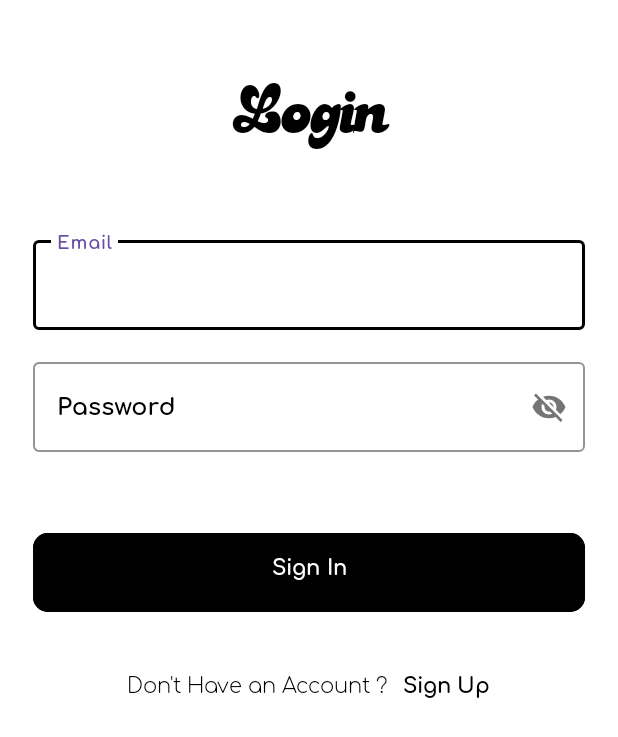
After one commit to indeevarat/MADFinalProject, an Android app: the layout activity_login.xml on its own in the app's theme, with its tools: preview values and no code run, on a phone screen of 412 x 824 dp. The commit adds this screen. Shown: the top 737 px of the screen. Run offline under Robolectric (Android 15) with nearby library versions, the light colour scheme and no system bars.

Commit message:
Pushed Signup and Login Page

```diff
--- /dev/null
+++ b/Pacefinity/app/src/main/res/layout/activity_login.xml
@@ -0,0 +1,128 @@
+<?xml version="1.0" encoding="utf-8"?>
+<androidx.constraintlayout.widget.ConstraintLayout xmlns:android="http://schemas.android.com/apk/res/android"
+    xmlns:app="http://schemas.android.com/apk/res-auto"
+    xmlns:tools="http://schemas.android.com/tools"
+    android:layout_width="match_parent"
+    android:layout_height="match_parent"
+    android:background="@color/white"
+    android:scrollbars="none"
+    tools:context=".LoginActivity">
+
+    <LinearLayout
+        android:layout_width="match_parent"
+        android:layout_height="match_parent"
+        android:layout_marginStart="22dp"
+        android:layout_marginEnd="22dp"
+        android:orientation="vertical">
+
+
+
+        <TextView
+            android:layout_width="match_parent"
+            android:layout_height="wrap_content"
+            android:layout_marginTop="40dp"
+            android:fontFamily="@font/gvtime"
+            android:text="Login"
+            android:textAlignment="center"
+            android:textColor="@color/black"
+            android:textSize="50sp" />
+
+
+        <com.google.android.material.textfield.TextInputLayout
+            style="@style/Widget.MaterialComponents.TextInputLayout.OutlinedBox"
+            android:layout_width="match_parent"
+            android:layout_height="wrap_content"
+            android:layout_marginTop="36dp"
+            android:hint="Email"
+            android:textColorHint="@color/black"
+            app:boxStrokeColor="@color/black">
+
+            <com.google.android.material.textfield.TextInputEditText
+                android:id="@+id/edtSignInEmail"
+                android:layout_width="match_parent"
+                android:layout_height="wrap_content"
+                android:fontFamily="@font/comfortaabold"
+                android:inputType="textEmailAddress"
+                android:singleLine="true"
+                android:textColor="@color/black" />
+
+        </com.google.android.material.textfield.TextInputLayout>
+
+        <com.google.android.material.textfield.TextInputLayout
+            style="@style/Widget.MaterialComponents.TextInputLayout.OutlinedBox"
+            android:layout_width="match_parent"
+            android:layout_height="wrap_content"
+            android:layout_marginTop="16dp"
+            android:hint="Password"
+            android:textColorHint="@color/black"
+            app:boxStrokeColor="@color/black"
+            app:passwordToggleEnabled="true">
+
+            <com.google.android.material.textfield.TextInputEditText
+                android:id="@+id/edtSignInPassword"
+                android:layout_width="match_parent"
+                android:layout_height="wrap_content"
+                android:fontFamily="@font/comfortaabold"
+                android:inputType="textEmailAddress"
+                android:singleLine="true"
+                android:textColor="@color/black" />
+
+        </com.google.android.material.textfield.TextInputLayout>
+
+        <FrameLayout
+            android:layout_width="match_parent"
+            android:layout_height="wrap_content"
+            android:layout_marginTop="50dp">
+
+            <ProgressBar
+                android:id="@+id/signInProgressBar"
+                android:layout_width="50dp"
+                android:layout_height="50dp"
+                android:layout_gravity="center_horizontal"
+                android:visibility="invisible" />
+
+            <com.google.android.material.button.MaterialButton
+                android:id="@+id/btnSignIn"
+                android:layout_width="match_parent"
+                android:layout_height="wrap_content"
+                android:backgroundTint="@color/black"
+                android:fontFamily="@font/comfortaabold"
+                android:paddingStart="20dp"
+                android:paddingTop="10dp"
+                android:paddingEnd="20dp"
+                android:paddingBottom="20dp"
+                android:text="Sign In"
+                app:cornerRadius="10dp" />
+
+        </FrameLayout>
+
+        <LinearLayout
+            android:layout_width="match_parent"
+            android:layout_height="wrap_content"
+            android:layout_marginTop="32dp"
+            android:gravity="center"
+            android:orientation="horizontal">
+
+            <TextView
+                android:layout_width="wrap_content"
+                android:layout_height="wrap_content"
+                android:fontFamily="@font/comfortaalight"
+                android:text="Don't Have an Account ?"
+                android:textColor="@color/black"
+                android:textSize="14sp" />
+
+            <TextView
+                android:id="@+id/txtSignUp"
+                android:layout_width="wrap_content"
+                android:layout_height="wrap_content"
+                android:layout_marginStart="10dp"
+                android:fontFamily="@font/comfortaabold"
+                android:text="Sign Up"
+                android:textColor="@color/black"
+                android:textSize="14sp" />
+
+        </LinearLayout>
+
+    </LinearLayout>
+
+</androidx.constraintlayout.widget.ConstraintLayout>
--- a/Pacefinity/app/src/main/res/values/strings.xml
+++ b/Pacefinity/app/src/main/res/values/strings.xml
@@ -1,3 +1,4 @@
 <resources>
     <string name="app_name">Pacefinity</string>
+    <string name="full_name">Full Name</string>
 </resources>
```
Also changed, not shown: Pacefinity/app/build.gradle (+11 -0 lines), Pacefinity/app/src/main/AndroidManifest.xml (+8 -0 lines), Pacefinity/app/src/main/java/com/example/pacefinity/LoginActivity.java (added, +98 -0 lines), Pacefinity/app/src/main/java/com/example/pacefinity/MainActivity.java (+13 -1 lines), Pacefinity/app/src/main/java/com/example/pacefinity/SignUpActivity.java (added, +151 -0 lines), Pacefinity/app/src/main/res/layout/activity_sign_up.xml (added, +206 -0 lines), Pacefinity/build.gradle (+22 -2 lines), Pacefinity/app/src/main/res/font/comfortaabold.ttf (added), Pacefinity/app/src/main/res/font/comfortaalight.ttf (added), Pacefinity/app/src/main/res/font/comfortaameduim.ttf (added), Pacefinity/app/src/main/res/font/comfortaaregular.ttf (added), Pacefinity/app/src/main/res/font/comfortaasemibold.ttf (added), Pacefinity/app/src/main/res/font/gvtime.ttf (added), 1 other file.
